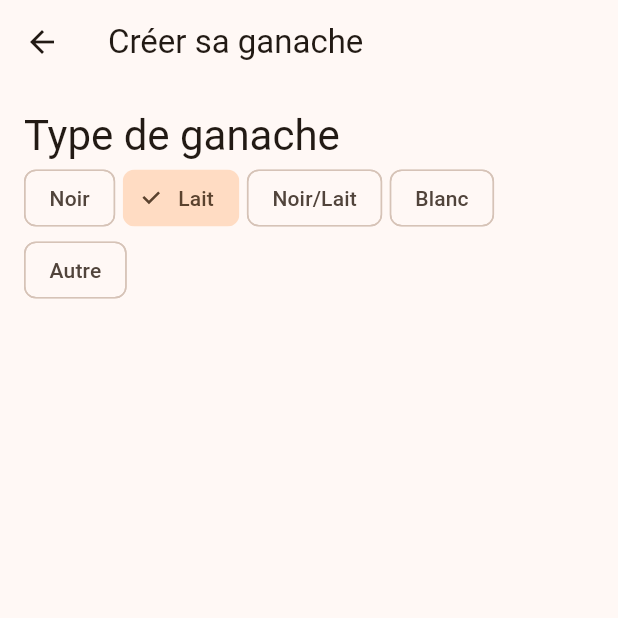
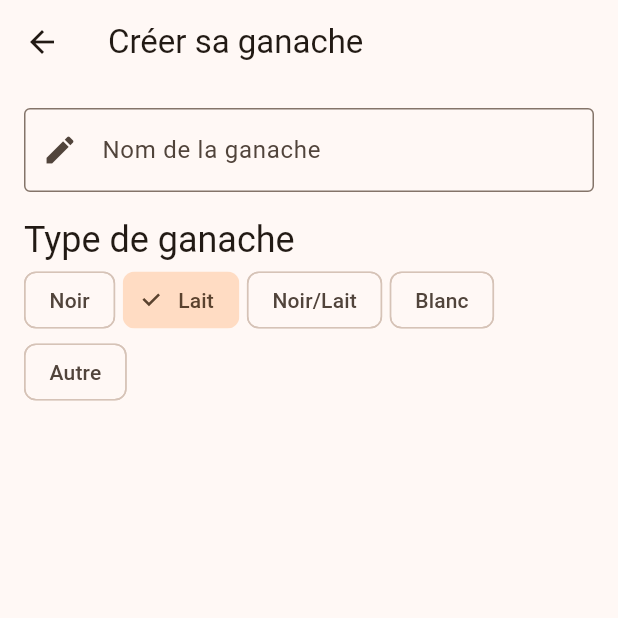
Before and after one commit to AlexandreLuedo/Ganache.lab, a Flutter app: the CreateGanache screen opened directly, on a phone screen of 412 x 824 dp, the top half of it. Run offline on Flutter 3.47's test engine with Material 3 defaults, Android fonts, the phone set to English and light mode, and no system bars.

Commit message:
Added UI naming ganache TextField. --- Refactor: CreateGanache UI and structure
- Wrapped the CreateGanache body in a SingleChildScrollView for better responsiveness.
- Added a GanacheNameInput widget for entering the ganache name.
- Introduced SizedBox widgets for spacing between elements.
- Refactored GanacheTypeSelection:
    - Removed Scaffold and Padding, integrating it directly into the Column.
    - Renamed the state variable `_value` to `ChocolateTypeValue` for clarity.
    - Adjusted headline style for "Type de ganache".
- Added a new StatelessWidget `GanacheNameInput` for the name input field.
- Improved code formatting and comments for clarity.

```diff
--- a/lib/main.dart
+++ b/lib/main.dart
@@ -101,6 +101,7 @@ class _ConcatenedFloatingActionButtonState extends State<ConcatenedFloatingActio
     );
   }
 }
+
 class CreateGanache extends StatelessWidget {
   const CreateGanache({super.key});
 
@@ -109,40 +110,49 @@ class CreateGanache extends StatelessWidget {
       appBar: AppBar(
         title: Text("Créer sa ganache"),
       ),
-      body:
-        GanacheTypeSelection()
+      body: SingleChildScrollView(
+        padding: EdgeInsets.all(16),
+       child: Column(
+         crossAxisAlignment: CrossAxisAlignment.start,
+         children: [
+           GanacheNameInput(),
+           SizedBox(height: 16),
+           GanacheTypeSelection(),
+           SizedBox(height: 16),
+
+         ],
+       )
+      )
     );
   }
 }
+// Indentation pour signfiier que les classes sous-jacentes sont appelés par CreateGanache.
   class GanacheTypeSelection extends StatefulWidget {
   const GanacheTypeSelection({super.key});
   @override
   State<GanacheTypeSelection> createState() => _GanacheTypeSelectionState();
   }
   class _GanacheTypeSelectionState extends State<GanacheTypeSelection> {
-  int? _value = 1;
+  int? ChocolateTypeValue = 1;
   final noms = ["Noir", "Lait", "Noir/Lait", "Blanc", "Autre"];
 
 @override
   Widget build(BuildContext context) {
   return
-    Scaffold(
-    body:
-    Padding(padding: const EdgeInsets.all(16),
-      child: Column(
+     Column(
           crossAxisAlignment: CrossAxisAlignment.start,
           children: [
-            Text("Type de ganache", style: Theme.of(context).textTheme.headlineMedium),
+            Text("Type de ganache", style: Theme.of(context).textTheme.headlineSmall),
             Wrap(
               spacing: 5.0,
               children:
               List<Widget>.generate(noms.length, (int index) {
                 return ChoiceChip(
                   label: Text(noms[index]),
-                  selected: _value == index,
+                  selected: ChocolateTypeValue == index,
                   onSelected: (bool selected) {
                     setState(() {
-                      _value = selected ? index : null;
+                      ChocolateTypeValue = selected ? index : null;
                       // _value = condition ? valeurSiVrai : valeurSiFaux;
 
                     });
@@ -151,13 +161,27 @@ class CreateGanache extends StatelessWidget {
               }).toList(),
             ),
           ]
-      ),
-    )
       );
 }
 
 }
-class OnWelcomeScreen extends StatelessWidget {
+  class GanacheNameInput extends StatelessWidget {
+  const GanacheNameInput({super.key});
+    @override
+    Widget build(BuildContext context) {
+      return
+        TextField(
+        decoration: InputDecoration(
+            prefixIcon: const Icon(Icons.edit),
+            labelText: "Nom de la ganache",
+            // TODO Implémenter ChocolateTypeValue remplace chocolat
+            hintText: "Ganache au chocolat",
+            border: OutlineInputBorder(),
+        ),
+      );
+    }
+  }
+  class OnWelcomeScreen extends StatelessWidget {
   const OnWelcomeScreen({super.key});
   build(BuildContext context) {
     return Scaffold(
```
